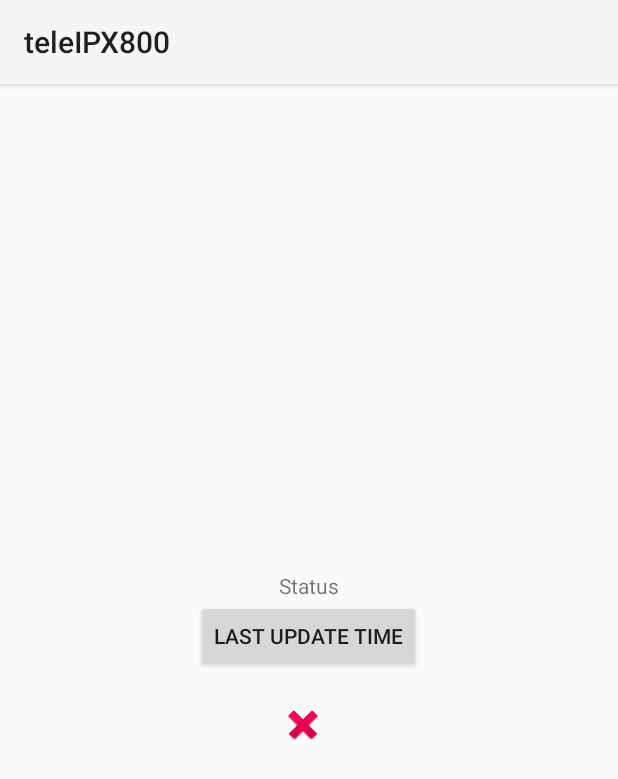
After one commit to nohkumado/teleIPX800, an Android app: the fragment StatusFragment shown on its own in the app's theme, on a phone screen of 412 x 824 dp. The commit adds this screen. Shown: the top 779 px of the screen. Run offline under Robolectric (Android 15) with nearby library versions, the phone set to English and light mode, and no system bars; 2 statements that could not run were skipped.

```diff
--- /dev/null
+++ b/src/main/java/com/nohkumado/teleIPX800/StatusFragment.java
@@ -0,0 +1,27 @@
+package com.nohkumado.teleIPX800;
+
+import android.app.*;
+import android.os.*;
+import android.view.*;
+
+public class StatusFragment extends Fragment
+{
+	protected MainActivity context;
+	public final static String TAG ="StFr";
+
+	@Override
+	public View onCreateView(LayoutInflater inflater, ViewGroup container, Bundle savedInstanceState)
+	{
+		View myView = inflater.inflate(R.layout.statusview, container,false);
+		if(myView == null) return myView;
+		context = (MainActivity) getContext();
+
+		//SharedPreferences sp = PreferenceManager.getDefaultSharedPreferences(context);
+		IpxStatus status = context.getStatus();
+
+		//GridView shortcuts = (GridView) myView.findViewById(R.id.shortcutgrid);
+		return myView;
+	}
+
+
+}
--- /dev/null
+++ b/src/main/res/layout/statusview.xml
@@ -0,0 +1,58 @@
+<?xml version="1.0" encoding="utf-8"?>
+<LinearLayout
+	xmlns:android="http://schemas.android.com/apk/res/android"
+	android:layout_width="fill_parent"
+	android:layout_height="fill_parent"
+	android:orientation="vertical"
+	android:id="@+id/statuscontainer"
+	android:gravity="center">
+
+	<TextView
+		android:layout_height="wrap_content"
+		android:layout_width="wrap_content"
+		android:text="Status"
+		android:id="@+id/statusTitle"/>
+
+	<Button
+		style="?android:attr/buttonStyleSmall"
+		android:layout_height="wrap_content"
+		android:layout_width="wrap_content"
+		android:text="last update time"
+		android:id="@+id/timeView"/>
+
+	<HorizontalScrollView
+		android:layout_height="wrap_content"
+		android:layout_width="wrap_content">
+
+		<LinearLayout
+			android:layout_height="wrap_content"
+			android:layout_width="wrap_content"
+			android:orientation="horizontal"
+			android:id="@+id/inputStatusView">
+
+			<LinearLayout
+				android:layout_height="wrap_content"
+				android:layout_width="wrap_content"
+				android:orientation="vertical"
+				android:id="@+id/sampleInputStatus">
+
+				<TextView
+					android:layout_height="wrap_content"
+					android:textAppearance="?android:attr/textAppearanceSmall"
+					android:layout_width="wrap_content"
+					android:text="input1"
+					android:id="@+id/input1Label"
+					android:rotationX="90.0"/>
+
+				<ImageView
+					android:layout_height="wrap_content"
+					android:layout_width="wrap_content"
+					android:src="@android:drawable/ic_delete"/>
+
+			</LinearLayout>
+
+		</LinearLayout>
+
+	</HorizontalScrollView>
+
+</LinearLayout>
```
Also changed, not shown: src/main/java/com/nohkumado/teleIPX800/ClickoDrome.java (+11 -7 lines), src/main/java/com/nohkumado/teleIPX800/IpxStatus.java (+36 -2 lines), src/main/java/com/nohkumado/teleIPX800/MainActivity.java (+47 -33 lines), src/main/java/com/nohkumado/teleIPX800/UpdateIpxStatusTask.java (added, +67 -0 lines), src/main/res/layout-w600dp/main.xml (+1 -6 lines), 2 other files.
